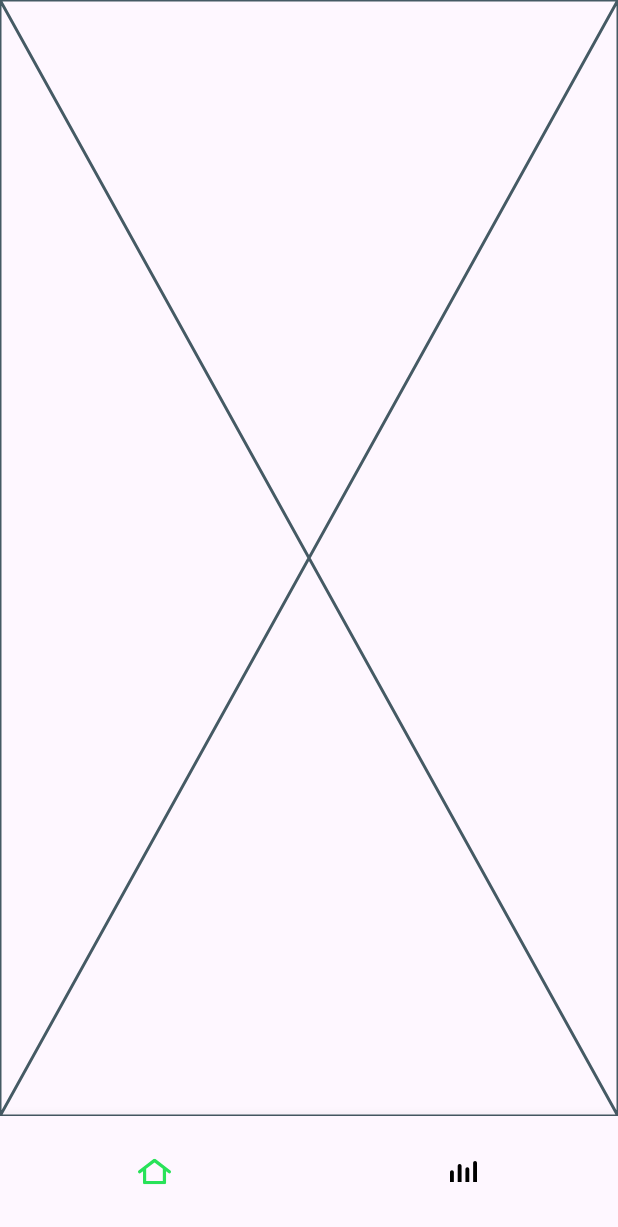
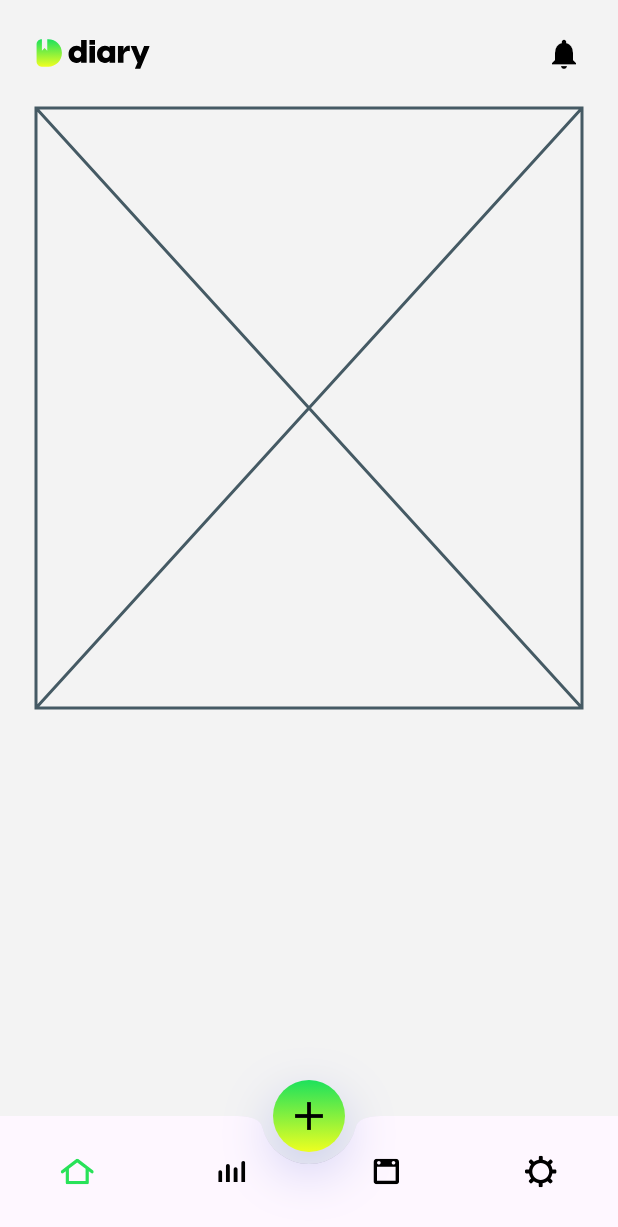
Before and after one commit to OlegNovosad/diary, a Flutter app: the MainScreen screen opened directly, on a phone screen of 412 x 824 dp. Shown: the top 1227 px of the screen. Run offline on Flutter 3.47's test engine with Material 3 defaults, Android fonts, the phone set to English and light mode, and no system bars; our stand-ins replace flutter_svg, google_fonts, smooth_page_indicator.

Commit message:
Improved bottom and top bar in main screen

```diff
--- a/lib/main.dart
+++ b/lib/main.dart
@@ -15,6 +15,6 @@ class MainApp extends StatelessWidget {
   Widget build(BuildContext context) {
     return MaterialApp(
         theme: ThemeData(fontFamily: GoogleFonts.manrope().fontFamily),
-        home: MainScreen());
+        home: SplashScreen());
   }
 }
--- a/lib/main_screen.dart
+++ b/lib/main_screen.dart
@@ -14,10 +14,52 @@ class _MainScreenState extends State<MainScreen> {
   @override
   Widget build(BuildContext context) {
     return Scaffold(
-      body: const Placeholder(),
+      extendBody: true,
+      body: Container(
+        padding: const EdgeInsets.all(24),
+        color: const Color(0xFFF3F3F3),
+        child: Column(
+          children: [
+            Row(
+              children: [
+                SvgPicture.asset('assets/images/logo.svg', height: 20),
+                const Spacer(),
+                const Icon(Icons.notifications, color: Colors.black)
+              ],
+            ),
+            const SizedBox(height: 24),
+            const Placeholder(),
+          ],
+        ),
+      ),
+      floatingActionButtonLocation: FloatingActionButtonLocation.centerDocked,
+      floatingActionButton: Container(
+          width: 48,
+          height: 48,
+          decoration: BoxDecoration(
+              gradient: const LinearGradient(
+                  begin: Alignment.topCenter,
+                  end: Alignment.bottomCenter,
+                  colors: [Color(0xFF1DE15C), Color(0xFFEEFF20)]),
+              shape: BoxShape.circle,
+              boxShadow: [
+                BoxShadow(
+                    color: const Color(0xFF3544CF).withOpacity(0.25),
+                    blurRadius: 30,
+                    offset: const Offset(0, 12))
+              ]),
+          child: const Icon(
+            Icons.add,
+            color: Colors.black,
+            size: 32,
+          )),
       bottomNavigationBar: BottomAppBar(
           padding: EdgeInsets.zero,
+          shape: const CircularNotchedRectangle(),
+          notchMargin: 8,
+          clipBehavior: Clip.antiAlias,
           child: BottomNavigationBar(
+            type: BottomNavigationBarType.fixed,
             onTap: (index) {
               setState(() {
                 _currentTab = index;
@@ -35,6 +77,15 @@ class _MainScreenState extends State<MainScreen> {
                   icon: SvgPicture.asset('assets/icons/mood.svg'),
                   activeIcon: SvgPicture.asset('assets/icons/mood_active.svg'),
                   label: "Mood"),
+              BottomNavigationBarItem(
+                  icon: SvgPicture.asset('assets/icons/diary.svg'),
+                  activeIcon: SvgPicture.asset('assets/icons/diary_active.svg'),
+                  label: "Diary"),
+              BottomNavigationBarItem(
+                  icon: SvgPicture.asset('assets/icons/settings.svg'),
+                  activeIcon:
+                      SvgPicture.asset('assets/icons/settings_active.svg'),
+                  label: "Settings"),
             ],
           )),
     );
```
Also changed, not shown: assets/icons/diary.svg (added), assets/icons/diary_active.svg (added), assets/icons/settings.svg (added), assets/icons/settings_active.svg (added).
